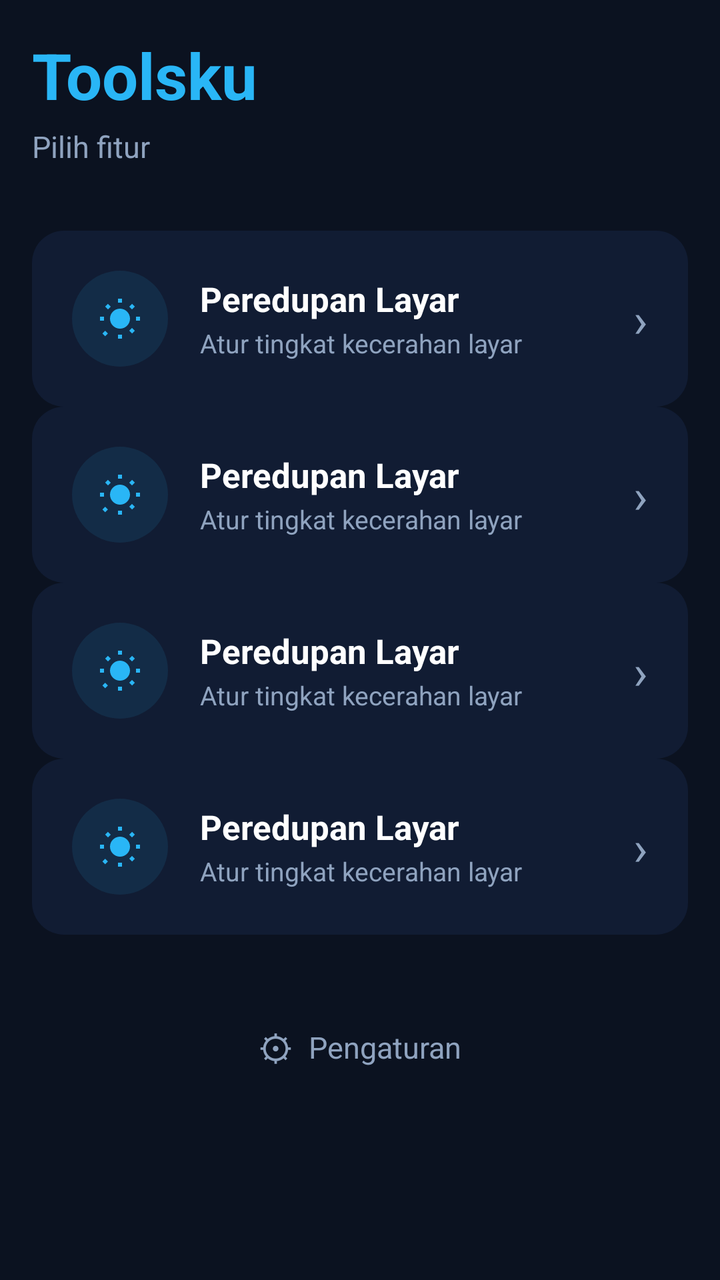
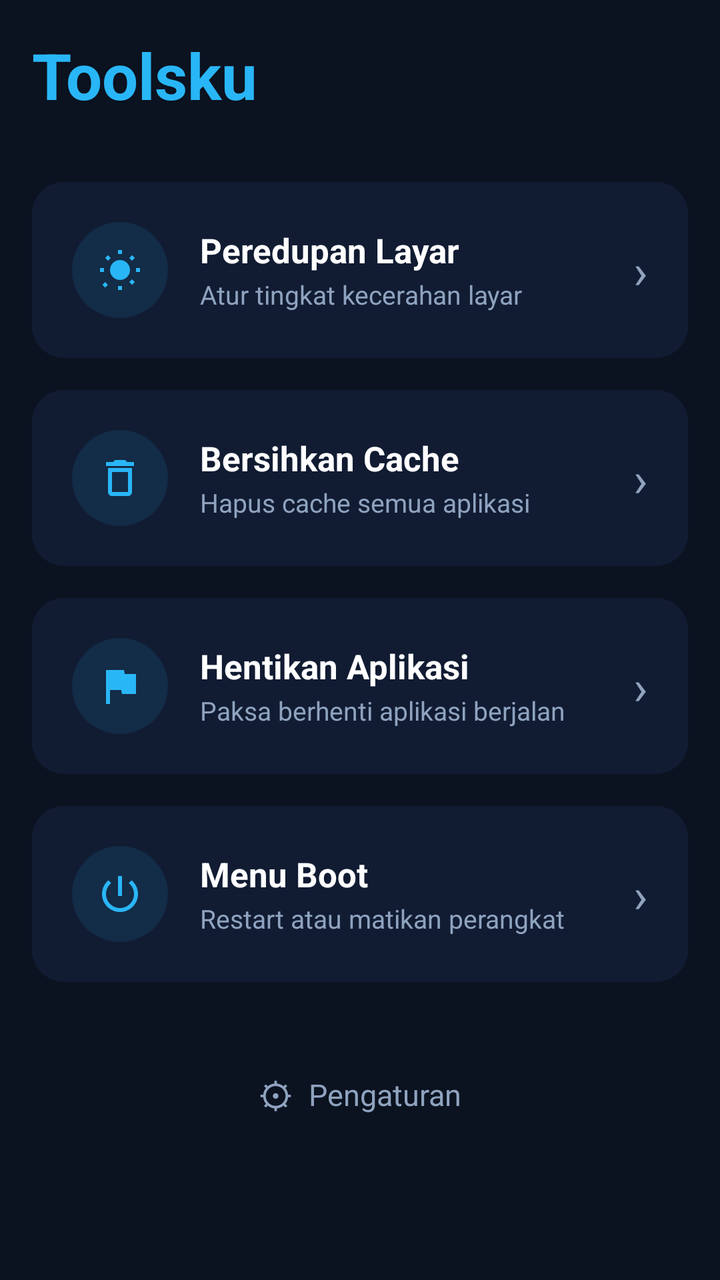

Two renders of the same Android screen: before a commit and after it. Below are the layout's source before the change and the commit's diff.
<!-- AndroidManifest.xml: activity theme Theme.Toolsku -->
<!-- res/layout/activity_main.xml -->
<?xml version="1.0" encoding="utf-8"?>
<ScrollView xmlns:android="http://schemas.android.com/apk/res/android"
    android:layout_width="match_parent"
    android:layout_height="match_parent"
    android:background="@color/bg_dark"
    android:fillViewport="true">

    <LinearLayout
        android:layout_width="match_parent"
        android:layout_height="wrap_content"
        android:orientation="vertical"
        android:padding="@dimen/spacing_md"
        android:paddingTop="48dp"
        android:paddingBottom="32dp">

        <TextView
            android:layout_width="wrap_content"
            android:layout_height="wrap_content"
            android:text="@string/home_title"
            android:textColor="@color/accent"
            android:textSize="32sp"
            android:textStyle="bold" />

        <TextView
            android:layout_width="wrap_content"
            android:layout_height="wrap_content"
            android:layout_marginTop="4dp"
            android:text="@string/home_subtitle"
            android:textColor="@color/text_secondary"
            android:textSize="15sp" />

        <LinearLayout
            android:layout_width="match_parent"
            android:layout_height="wrap_content"
            android:layout_marginTop="32dp"
            android:orientation="vertical">

            <include
                android:id="@+id/cardDimmer"
                layout="@layout/item_menu_card" />

            <include
                android:id="@+id/cardCleaner"
                layout="@layout/item_menu_card"
                android:layout_marginTop="@dimen/spacing_md" />

            <include
                android:id="@+id/cardKiller"
                layout="@layout/item_menu_card"
                android:layout_marginTop="@dimen/spacing_md" />

            <include
                android:id="@+id/cardBoot"
                layout="@layout/item_menu_card"
                android:layout_marginTop="@dimen/spacing_md" />
        </LinearLayout>

        <LinearLayout
            android:id="@+id/btnSettings"
            android:layout_width="match_parent"
            android:layout_height="wrap_content"
            android:layout_marginTop="32dp"
            android:background="?attr/selectableItemBackground"
            android:clickable="true"
            android:focusable="true"
            android:gravity="center"
            android:orientation="horizontal"
            android:padding="12dp">

            <TextView
                android:layout_width="wrap_content"
                android:layout_height="wrap_content"
                android:text="⚙"
                android:textColor="@color/text_secondary"
                android:textSize="18sp" />

            <TextView
                android:layout_width="wrap_content"
                android:layout_height="wrap_content"
                android:layout_marginStart="8dp"
                android:text="@string/menu_settings"
                android:textColor="@color/text_secondary"
                android:textSize="15sp" />
        </LinearLayout>

    </LinearLayout>
</ScrollView>
<!-- res/layout/item_menu_card.xml (included above) -->
<?xml version="1.0" encoding="utf-8"?>
<LinearLayout xmlns:android="http://schemas.android.com/apk/res/android"
    android:layout_width="match_parent"
    android:layout_height="wrap_content"
    android:background="@drawable/bg_menu_card"
    android:clickable="true"
    android:focusable="true"
    android:foreground="?attr/selectableItemBackground"
    android:gravity="center_vertical"
    android:orientation="horizontal"
    android:padding="20dp">

    <ImageView
        android:id="@+id/ivIcon"
        android:layout_width="48dp"
        android:layout_height="48dp"
        android:background="@drawable/bg_icon_circle"
        android:contentDescription="@null"
        android:padding="12dp"
        android:src="@drawable/ic_dimmer" />

    <LinearLayout
        android:layout_width="0dp"
        android:layout_height="wrap_content"
        android:layout_marginStart="16dp"
        android:layout_weight="1"
        android:orientation="vertical">

        <TextView
            android:id="@+id/tvTitle"
            android:layout_width="wrap_content"
            android:layout_height="wrap_content"
            android:text="@string/menu_dimmer_title"
            android:textColor="@color/text_primary"
            android:textSize="17sp"
            android:textStyle="bold" />

        <TextView
            android:id="@+id/tvDesc"
            android:layout_width="wrap_content"
            android:layout_height="wrap_content"
            android:layout_marginTop="2dp"
            android:text="@string/menu_dimmer_desc"
            android:textColor="@color/text_secondary"
            android:textSize="13sp" />
    </LinearLayout>

    <TextView
        android:layout_width="wrap_content"
        android:layout_height="wrap_content"
        android:text="›"
        android:textColor="@color/text_secondary"
        android:textSize="24sp" />

</LinearLayout>
<!-- resources referenced by this layout -->
<resources>
  <color name="accent">#29B6F6</color>
  <color name="bg_dark">#0B1220</color>
  <color name="text_primary">#FFFFFF</color>
  <color name="text_secondary">#8FA3BF</color>
  <dimen name="spacing_md">16dp</dimen>
  <!-- drawable bg_icon_circle (drawable) -->
  <?xml version="1.0" encoding="utf-8"?>
  <shape xmlns:android="http://schemas.android.com/apk/res/android"
      android:shape="oval">
      <solid android:color="#1A29B6F6" />
  </shape>
  <!-- drawable bg_menu_card (drawable) -->
  <?xml version="1.0" encoding="utf-8"?>
  <shape xmlns:android="http://schemas.android.com/apk/res/android"
      android:shape="rectangle">
      <solid android:color="@color/bg_surface" />
      <corners android:radius="@dimen/card_radius" />
  </shape>
  <!-- drawable ic_dimmer (drawable) -->
  <?xml version="1.0" encoding="utf-8"?>
  <vector xmlns:android="http://schemas.android.com/apk/res/android"
      android:width="24dp"
      android:height="24dp"
      android:viewportWidth="24"
      android:viewportHeight="24"
      android:tint="@color/accent">
      <path
          android:fillColor="#FFFFFF"
          android:pathData="M12,7c-2.76,0 -5,2.24 -5,5s2.24,5 5,5 5,-2.24 5,-5 -2.24,-5 -5,-5zM2,13h2v-2H2v2zM20,11v2h2v-2h-2zM11,2v2h2V2h-2zM11,20v2h2v-2h-2zM5.99,4.58L4.58,5.99l1.41,1.41 1.41,-1.41 -1.41,-1.41zM18.01,19.42l1.41,-1.41 -1.41,-1.41 -1.41,1.41 1.41,1.41zM18.01,4.58l-1.41,1.41 1.41,1.41 1.41,-1.41 -1.41,-1.41zM5.99,19.42l-1.41,-1.41 -1.41,1.41 1.41,1.41 1.41,-1.41z" />
  </vector>
  <string name="home_subtitle">Pilih fitur</string>
  <string name="home_title">Toolsku</string>
  <string name="menu_dimmer_desc">Atur tingkat kecerahan layar</string>
  <string name="menu_dimmer_title">Peredupan Layar</string>
  <string name="menu_settings">Pengaturan</string>
  <color name="bg_surface">#111C33</color>
  <dimen name="card_radius">16dp</dimen>
  <color name="accent_dark">#0288D1</color>
  <color name="accent_light">#4FC3F7</color>
  <!-- unchanged entries left out for length: 1 -->
</resources>

<!-- the commit's change to res/layout/activity_main.xml (unified diff, before → after) -->
@@ -9,7 +9,7 @@
         android:layout_width="match_parent"
         android:layout_height="wrap_content"
         android:orientation="vertical"
-        android:padding="@dimen/spacing_md"
+        android:padding="16dp"
         android:paddingTop="48dp"
         android:paddingBottom="32dp">
 
@@ -21,40 +21,219 @@
             android:textSize="32sp"
             android:textStyle="bold" />
 
-        <TextView
-            android:layout_width="wrap_content"
-            android:layout_height="wrap_content"
-            android:layout_marginTop="4dp"
-            android:text="@string/home_subtitle"
-            android:textColor="@color/text_secondary"
-            android:textSize="15sp" />
-
-        <LinearLayout
+        
+        <LinearLayout
+            android:id="@+id/cardDimmer"
             android:layout_width="match_parent"
             android:layout_height="wrap_content"
             android:layout_marginTop="32dp"
-            android:orientation="vertical">
-
-            <include
-                android:id="@+id/cardDimmer"
-                layout="@layout/item_menu_card" />
-
-            <include
-                android:id="@+id/cardCleaner"
-                layout="@layout/item_menu_card"
-                android:layout_marginTop="@dimen/spacing_md" />
-
-            <include
-                android:id="@+id/cardKiller"
-                layout="@layout/item_menu_card"
-                android:layout_marginTop="@dimen/spacing_md" />
-
-            <include
-                android:id="@+id/cardBoot"
-                layout="@layout/item_menu_card"
-                android:layout_marginTop="@dimen/spacing_md" />
-        </LinearLayout>
-
+            android:background="@drawable/bg_menu_card"
+            android:clickable="true"
+            android:focusable="true"
+            android:gravity="center_vertical"
+            android:orientation="horizontal"
+            android:padding="20dp">
+
+            <ImageView
+                android:layout_width="48dp"
+                android:layout_height="48dp"
+                android:background="@drawable/bg_icon_circle"
+                android:contentDescription="@null"
+                android:padding="12dp"
+                android:src="@drawable/ic_dimmer" />
+
+            <LinearLayout
+                android:layout_width="0dp"
+                android:layout_height="wrap_content"
+                android:layout_marginStart="16dp"
+                android:layout_weight="1"
+                android:orientation="vertical">
+
+                <TextView
+                    android:layout_width="wrap_content"
+                    android:layout_height="wrap_content"
+                    android:text="@string/menu_dimmer_title"
+                    android:textColor="@color/text_primary"
+                    android:textSize="17sp"
+                    android:textStyle="bold" />
+
+                <TextView
+                    android:layout_width="wrap_content"
+                    android:layout_height="wrap_content"
+                    android:layout_marginTop="2dp"
+                    android:text="@string/menu_dimmer_desc"
+                    android:textColor="@color/text_secondary"
+                    android:textSize="13sp" />
+            </LinearLayout>
+
+            <TextView
+                android:layout_width="wrap_content"
+                android:layout_height="wrap_content"
+                android:text="›"
+                android:textColor="@color/text_secondary"
+                android:textSize="24sp" />
+        </LinearLayout>
+
+        
+        <LinearLayout
+            android:id="@+id/cardCleaner"
+            android:layout_width="match_parent"
+            android:layout_height="wrap_content"
+            android:layout_marginTop="16dp"
+            android:background="@drawable/bg_menu_card"
+            android:clickable="true"
+            android:focusable="true"
+            android:gravity="center_vertical"
+            android:orientation="horizontal"
+            android:padding="20dp">
+
+            <ImageView
+                android:layout_width="48dp"
+                android:layout_height="48dp"
+                android:background="@drawable/bg_icon_circle"
+                android:contentDescription="@null"
+                android:padding="12dp"
+                android:src="@drawable/ic_cleaner" />
+
+            <LinearLayout
+                android:layout_width="0dp"
+                android:layout_height="wrap_content"
+                android:layout_marginStart="16dp"
+                android:layout_weight="1"
+                android:orientation="vertical">
+
+                <TextView
+                    android:layout_width="wrap_content"
+                    android:layout_height="wrap_content"
+                    android:text="@string/menu_cleaner_title"
+                    android:textColor="@color/text_primary"
+                    android:textSize="17sp"
+                    android:textStyle="bold" />
+
+                <TextView
+                    android:layout_width="wrap_content"
+                    android:layout_height="wrap_content"
+                    android:layout_marginTop="2dp"
+                    android:text="@string/menu_cleaner_desc"
+                    android:textColor="@color/text_secondary"
+                    android:textSize="13sp" />
+            </LinearLayout>
+
+            <TextView
+                android:layout_width="wrap_content"
+                android:layout_height="wrap_content"
+                android:text="›"
+                android:textColor="@color/text_secondary"
+                android:textSize="24sp" />
+        </LinearLayout>
+
+        
+        <LinearLayout
+            android:id="@+id/cardKiller"
+            android:layout_width="match_parent"
+            android:layout_height="wrap_content"
+            android:layout_marginTop="16dp"
+            android:background="@drawable/bg_menu_card"
+            android:clickable="true"
+            android:focusable="true"
+            android:gravity="center_vertical"
+            android:orientation="horizontal"
+            android:padding="20dp">
+
+            <ImageView
+                android:layout_width="48dp"
+                android:layout_height="48dp"
+                android:background="@drawable/bg_icon_circle"
+                android:contentDescription="@null"
+                android:padding="12dp"
+                android:src="@drawable/ic_killer" />
+
+            <LinearLayout
+                android:layout_width="0dp"
+                android:layout_height="wrap_content"
+                android:layout_marginStart="16dp"
+                android:layout_weight="1"
+                android:orientation="vertical">
+
+                <TextView
+                    android:layout_width="wrap_content"
+                    android:layout_height="wrap_content"
+                    android:text="@string/menu_killer_title"
+                    android:textColor="@color/text_primary"
+                    android:textSize="17sp"
+                    android:textStyle="bold" />
+
+                <TextView
+                    android:layout_width="wrap_content"
+                    android:layout_height="wrap_content"
+                    android:layout_marginTop="2dp"
+                    android:text="@string/menu_killer_desc"
+                    android:textColor="@color/text_secondary"
+                    android:textSize="13sp" />
+            </LinearLayout>
+
+            <TextView
+                android:layout_width="wrap_content"
+                android:layout_height="wrap_content"
+                android:text="›"
+                android:textColor="@color/text_secondary"
+                android:textSize="24sp" />
+        </LinearLayout>
+
+        
+        <LinearLayout
+            android:id="@+id/cardBoot"
+            android:layout_width="match_parent"
+            android:layout_height="wrap_content"
+            android:layout_marginTop="16dp"
+            android:background="@drawable/bg_menu_card"
+            android:clickable="true"
+            android:focusable="true"
+            android:gravity="center_vertical"
+            android:orientation="horizontal"
+            android:padding="20dp">
+
+            <ImageView
+                android:layout_width="48dp"
+                android:layout_height="48dp"
+                android:background="@drawable/bg_icon_circle"
+                android:contentDescription="@null"
+                android:padding="12dp"
+                android:src="@drawable/ic_boot" />
+
+            <LinearLayout
+                android:layout_width="0dp"
+                android:layout_height="wrap_content"
+                android:layout_marginStart="16dp"
+                android:layout_weight="1"
+                android:orientation="vertical">
+
+                <TextView
+                    android:layout_width="wrap_content"
+                    android:layout_height="wrap_content"
+                    android:text="@string/menu_boot_title"
+                    android:textColor="@color/text_primary"
+                    android:textSize="17sp"
+                    android:textStyle="bold" />
+
+                <TextView
+                    android:layout_width="wrap_content"
+                    android:layout_height="wrap_content"
+                    android:layout_marginTop="2dp"
+                    android:text="@string/menu_boot_desc"
+                    android:textColor="@color/text_secondary"
+                    android:textSize="13sp" />
+            </LinearLayout>
+
+            <TextView
+                android:layout_width="wrap_content"
+                android:layout_height="wrap_content"
+                android:text="›"
+                android:textColor="@color/text_secondary"
+                android:textSize="24sp" />
+        </LinearLayout>
+
+        
         <LinearLayout
             android:id="@+id/btnSettings"
             android:layout_width="match_parent"
@@ -85,59 +264,3 @@
 
     </LinearLayout>
 </ScrollView>
-<!-- res/layout/item_menu_card.xml (included above) -->
-<?xml version="1.0" encoding="utf-8"?>
-<LinearLayout xmlns:android="http://schemas.android.com/apk/res/android"
-    android:layout_width="match_parent"
-    android:layout_height="wrap_content"
-    android:background="@drawable/bg_menu_card"
-    android:clickable="true"
-    android:focusable="true"
-    android:foreground="?attr/selectableItemBackground"
-    android:gravity="center_vertical"
-    android:orientation="horizontal"
-    android:padding="20dp">
-
-    <ImageView
-        android:id="@+id/ivIcon"
-        android:layout_width="48dp"
-        android:layout_height="48dp"
-        android:background="@drawable/bg_icon_circle"
-        android:contentDescription="@null"
-        android:padding="12dp"
-        android:src="@drawable/ic_dimmer" />
-
-    <LinearLayout
-        android:layout_width="0dp"
-        android:layout_height="wrap_content"
-        android:layout_marginStart="16dp"
-        android:layout_weight="1"
-        android:orientation="vertical">
-
-        <TextView
-            android:id="@+id/tvTitle"
-            android:layout_width="wrap_content"
-            android:layout_height="wrap_content"
-            android:text="@string/menu_dimmer_title"
-            android:textColor="@color/text_primary"
-            android:textSize="17sp"
-            android:textStyle="bold" />
-
-        <TextView
-            android:id="@+id/tvDesc"
-            android:layout_width="wrap_content"
-            android:layout_height="wrap_content"
-            android:layout_marginTop="2dp"
-            android:text="@string/menu_dimmer_desc"
-            android:textColor="@color/text_secondary"
-            android:textSize="13sp" />
-    </LinearLayout>
-
-    <TextView
-        android:layout_width="wrap_content"
-        android:layout_height="wrap_content"
-        android:text="›"
-        android:textColor="@color/text_secondary"
-        android:textSize="24sp" />
-
-</LinearLayout>
<!-- resource entries referenced after the edit -->
@@ -4,7 +4,6 @@
   <color name="bg_dark">#0B1220</color>
   <color name="text_primary">#FFFFFF</color>
   <color name="text_secondary">#8FA3BF</color>
-  <dimen name="spacing_md">16dp</dimen>
   <!-- drawable bg_icon_circle (drawable) -->
   <?xml version="1.0" encoding="utf-8"?>
   <shape xmlns:android="http://schemas.android.com/apk/res/android"
@@ -18,6 +17,30 @@
       <solid android:color="@color/bg_surface" />
       <corners android:radius="@dimen/card_radius" />
   </shape>
+  <!-- drawable ic_boot (drawable) -->
+  <?xml version="1.0" encoding="utf-8"?>
+  <vector xmlns:android="http://schemas.android.com/apk/res/android"
+      android:width="24dp"
+      android:height="24dp"
+      android:viewportWidth="24"
+      android:viewportHeight="24"
+      android:tint="@color/accent">
+      <path
+          android:fillColor="#FFFFFF"
+          android:pathData="M13,3h-2v10h2V3zM17.83,5.17l-1.42,1.42C17.99,7.86 19,9.81 19,12c0,3.87 -3.13,7 -7,7s-7,-3.13 -7,-7c0,-2.19 1.01,-4.14 2.58,-5.42L6.17,5.17C4.23,6.82 3,9.26 3,12c0,4.97 4.03,9 9,9s9,-4.03 9,-9c0,-2.74 -1.23,-5.18 -3.17,-6.83z" />
+  </vector>
+  <!-- drawable ic_cleaner (drawable) -->
+  <?xml version="1.0" encoding="utf-8"?>
+  <vector xmlns:android="http://schemas.android.com/apk/res/android"
+      android:width="24dp"
+      android:height="24dp"
+      android:viewportWidth="24"
+      android:viewportHeight="24"
+      android:tint="@color/accent">
+      <path
+          android:fillColor="#FFFFFF"
+          android:pathData="M19,4h-3.5l-1,-1h-5l-1,1H5v2h14V4zM6,19c0,1.1 0.9,2 2,2h8c1.1,0 2,-0.9 2,-2V7H6v12zM8,9h8v10H8V9z" />
+  </vector>
   <!-- drawable ic_dimmer (drawable) -->
   <?xml version="1.0" encoding="utf-8"?>
   <vector xmlns:android="http://schemas.android.com/apk/res/android"
@@ -30,10 +53,27 @@
           android:fillColor="#FFFFFF"
           android:pathData="M12,7c-2.76,0 -5,2.24 -5,5s2.24,5 5,5 5,-2.24 5,-5 -2.24,-5 -5,-5zM2,13h2v-2H2v2zM20,11v2h2v-2h-2zM11,2v2h2V2h-2zM11,20v2h2v-2h-2zM5.99,4.58L4.58,5.99l1.41,1.41 1.41,-1.41 -1.41,-1.41zM18.01,19.42l1.41,-1.41 -1.41,-1.41 -1.41,1.41 1.41,1.41zM18.01,4.58l-1.41,1.41 1.41,1.41 1.41,-1.41 -1.41,-1.41zM5.99,19.42l-1.41,-1.41 -1.41,1.41 1.41,1.41 1.41,-1.41z" />
   </vector>
-  <string name="home_subtitle">Pilih fitur</string>
+  <!-- drawable ic_killer (drawable) -->
+  <?xml version="1.0" encoding="utf-8"?>
+  <vector xmlns:android="http://schemas.android.com/apk/res/android"
+      android:width="24dp"
+      android:height="24dp"
+      android:viewportWidth="24"
+      android:viewportHeight="24"
+      android:tint="@color/accent">
+      <path
+          android:fillColor="#FFFFFF"
+          android:pathData="M14.4,6L14,4H5v17h2v-7h5.6l0.4,2h7V6z" />
+  </vector>
   <string name="home_title">Toolsku</string>
+  <string name="menu_boot_desc">Restart atau matikan perangkat</string>
+  <string name="menu_boot_title">Menu Boot</string>
+  <string name="menu_cleaner_desc">Hapus cache semua aplikasi</string>
+  <string name="menu_cleaner_title">Bersihkan Cache</string>
   <string name="menu_dimmer_desc">Atur tingkat kecerahan layar</string>
   <string name="menu_dimmer_title">Peredupan Layar</string>
+  <string name="menu_killer_desc">Paksa berhenti aplikasi berjalan</string>
+  <string name="menu_killer_title">Hentikan Aplikasi</string>
   <string name="menu_settings">Pengaturan</string>
   <color name="bg_surface">#111C33</color>
   <dimen name="card_radius">16dp</dimen>
